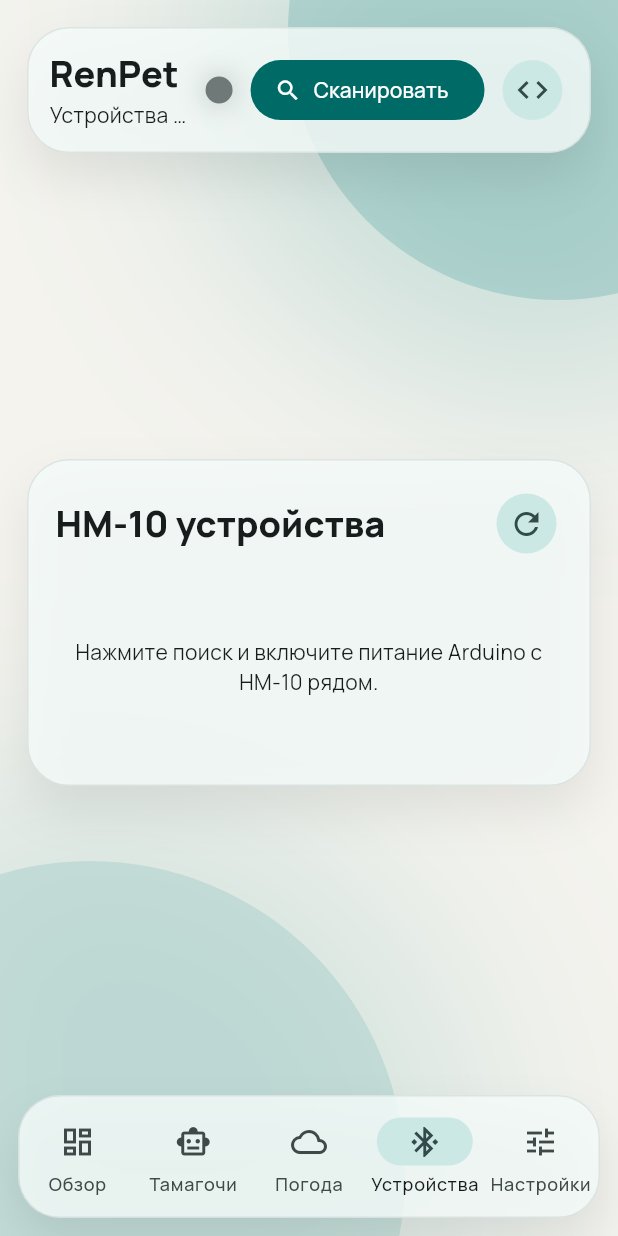
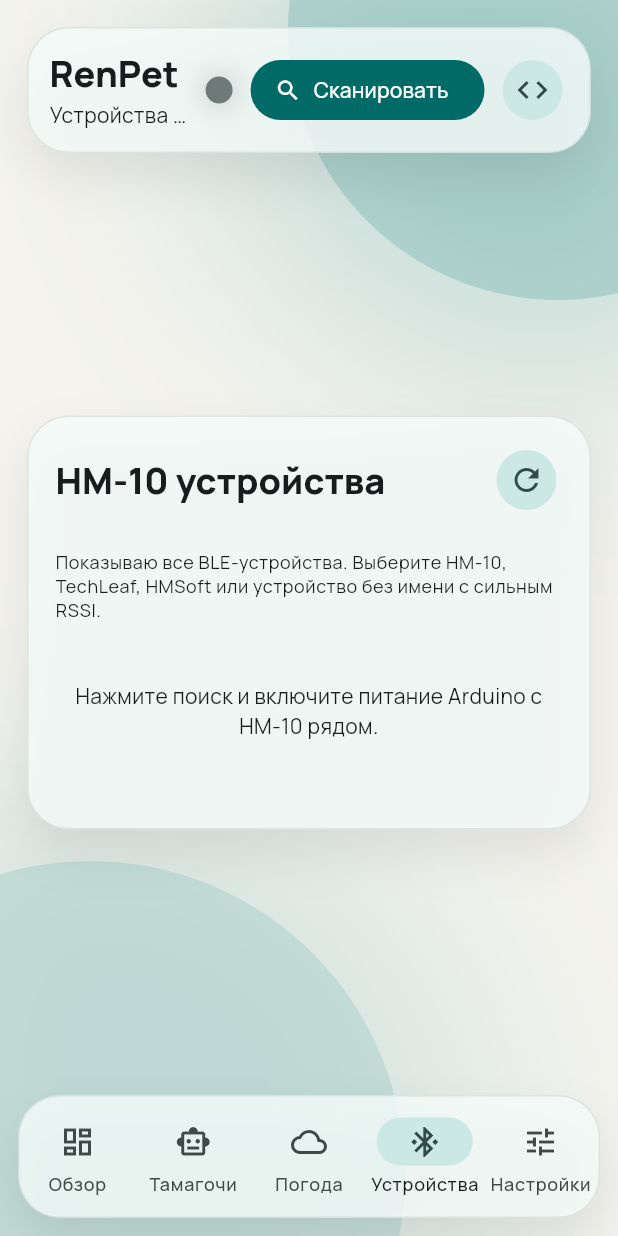
Before and after one commit to MihailKashintsev/arduino-tamagotchi-monitor, a Flutter app: the screen it shows after launch, item 4 of the bottom bar chosen, on a phone screen of 412 x 824 dp. Run offline on Flutter 3.47's test engine with Material 3 defaults, Android fonts, the phone set to English and light mode, and no system bars; our stand-ins replace flutter_blue_plus, google_fonts, permission_handler.

Commit message:
Show all BLE devices on Android scan

```diff
--- a/lib/main.dart
+++ b/lib/main.dart
@@ -10,7 +10,7 @@ import 'package:intl/intl.dart';
 import 'package:permission_handler/permission_handler.dart';
 import 'package:url_launcher/url_launcher.dart';
 
-const String appVersion = '1.2.0';
+const String appVersion = '1.2.1';
 const String githubRepo = 'MihailKashintsev/arduino-tamagotchi-monitor';
 
 void main() {
@@ -139,6 +139,11 @@ class AppStrings {
   String get scanEmpty => isRu
       ? 'Нажмите поиск и включите питание Arduino с HM-10 рядом.'
       : 'Press scan and power Arduino with HM-10 nearby.';
+  String get allBleDevices => isRu
+      ? 'Показываю все BLE-устройства. Выберите HM-10, TechLeaf, HMSoft или устройство без имени с сильным RSSI.'
+      : 'Showing all BLE devices. Choose HM-10, TechLeaf, HMSoft, or an unnamed device with strong RSSI.';
+  String get likelyHm10 => isRu ? 'похоже на HM-10' : 'likely HM-10';
+  String get bleDevice => isRu ? 'BLE-устройство' : 'BLE device';
   String get unnamedHm10 => isRu ? 'HM-10 без имени' : 'Unnamed HM-10';
   String get ready => isRu ? 'Готово' : 'Ready';
   String get connect => isRu ? 'Подключить' : 'Connect';
@@ -343,8 +348,15 @@ class _MonitorPageState extends State<MonitorPage> {
     _weatherStatus = widget.strings.weatherHint;
     _updateStatus = widget.strings.noReleaseYet;
     _scanSubscription = FlutterBluePlus.scanResults.listen((results) {
-      final filtered = results.where(_isLikelyHm10).toList()
-        ..sort((a, b) => b.rssi.compareTo(a.rssi));
+      final filtered = results.toList()
+        ..sort((a, b) {
+          final aLikely = _isLikelyHm10(a);
+          final bLikely = _isLikelyHm10(b);
+          if (aLikely != bLikely) {
+            return bLikely ? 1 : -1;
+          }
+          return b.rssi.compareTo(a.rssi);
+        });
       if (mounted) {
         setState(() {
           _scanResults
@@ -389,8 +401,10 @@ class _MonitorPageState extends State<MonitorPage> {
     );
     return hasHm10Service ||
         name.contains('hm') ||
+        name.contains('techleaf') ||
         name.contains('arduino') ||
         advertisementName.contains('hm') ||
+        advertisementName.contains('techleaf') ||
         advertisementName.contains('arduino');
   }
 
@@ -747,6 +761,7 @@ class _MonitorPageState extends State<MonitorPage> {
       onOpenGithub: _openGithub,
       onCheckUpdates: _checkForUpdates,
       onOpenLatestRelease: _openLatestRelease,
+      isLikelyHm10: _isLikelyHm10,
       onLanguageChanged: widget.onLanguageChanged,
       onLcdLanguageChanged: widget.onLcdLanguageChanged,
       onThemeChanged: widget.onThemeChanged,
@@ -795,6 +810,7 @@ class _ShellState {
     required this.onOpenGithub,
     required this.onCheckUpdates,
     required this.onOpenLatestRelease,
+    required this.isLikelyHm10,
     required this.onLanguageChanged,
     required this.onLcdLanguageChanged,
     required this.onThemeChanged,
@@ -830,6 +846,7 @@ class _ShellState {
   final VoidCallback onOpenGithub;
   final VoidCallback onCheckUpdates;
   final VoidCallback onOpenLatestRelease;
+  final bool Function(ScanResult result) isLikelyHm10;
   final ValueChanged<AppLanguage> onLanguageChanged;
   final ValueChanged<LcdLanguage> onLcdLanguageChanged;
   final ValueChanged<AppThemeChoice> onThemeChanged;
@@ -1552,6 +1569,11 @@ class _DevicesScreen extends StatelessWidget {
               ),
               const SizedBox(height: 12),
               if (state.isScanning) const LinearProgressIndicator(),
+              const SizedBox(height: 10),
+              Text(
+                state.strings.allBleDevices,
+                style: Theme.of(context).textTheme.bodySmall,
+              ),
               if (!state.isScanning && state.scanResults.isEmpty)
                 Padding(
                   padding: const EdgeInsets.symmetric(vertical: 40),
@@ -1563,6 +1585,7 @@ class _DevicesScreen extends StatelessWidget {
               ...state.scanResults.map(
                 (result) => _DeviceRow(
                   result: result,
+                  likelyHm10: state.isLikelyHm10(result),
                   selected:
                       state.connected &&
                       state.scanResults.any(
@@ -1765,6 +1788,7 @@ class _UpdatePanel extends StatelessWidget {
 class _DeviceRow extends StatelessWidget {
   const _DeviceRow({
     required this.result,
+    required this.likelyHm10,
     required this.selected,
     required this.isConnecting,
     required this.strings,
@@ -1772,6 +1796,7 @@ class _DeviceRow extends StatelessWidget {
   });
 
   final ScanResult result;
+  final bool likelyHm10;
   final bool selected;
   final bool isConnecting;
   final AppStrings strings;
@@ -1779,9 +1804,12 @@ class _DeviceRow extends StatelessWidget {
 
   @override
   Widget build(BuildContext context) {
-    final name = result.device.platformName.trim().isEmpty
-        ? strings.unnamedHm10
-        : result.device.platformName.trim();
+    final name = result.device.platformName.trim().isNotEmpty
+        ? result.device.platformName.trim()
+        : result.advertisementData.advName.trim().isNotEmpty
+        ? result.advertisementData.advName.trim()
+        : strings.unnamedHm10;
+    final typeHint = likelyHm10 ? strings.likelyHm10 : strings.bleDevice;
     return Container(
       margin: const EdgeInsets.only(top: 10),
       padding: const EdgeInsets.all(14),
@@ -1806,7 +1834,9 @@ class _DeviceRow extends StatelessWidget {
                   ),
                 ),
                 const SizedBox(height: 3),
-                Text('${result.device.remoteId.str} · RSSI ${result.rssi}'),
+                Text(
+                  '$typeHint · ${result.device.remoteId.str} · RSSI ${result.rssi}',
+                ),
               ],
             ),
           ),
--- a/pubspec.yaml
+++ b/pubspec.yaml
@@ -16,7 +16,7 @@ publish_to: 'none' # Remove this line if you wish to publish to pub.dev
 # https://developer.apple.com/library/archive/documentation/General/Reference/InfoPlistKeyReference/Articles/CoreFoundationKeys.html
 # In Windows, build-name is used as the major, minor, and patch parts
 # of the product and file versions while build-number is used as the build suffix.
-version: 1.2.0+3
+version: 1.2.1+4
 
 environment:
   sdk: ^3.11.3
```
